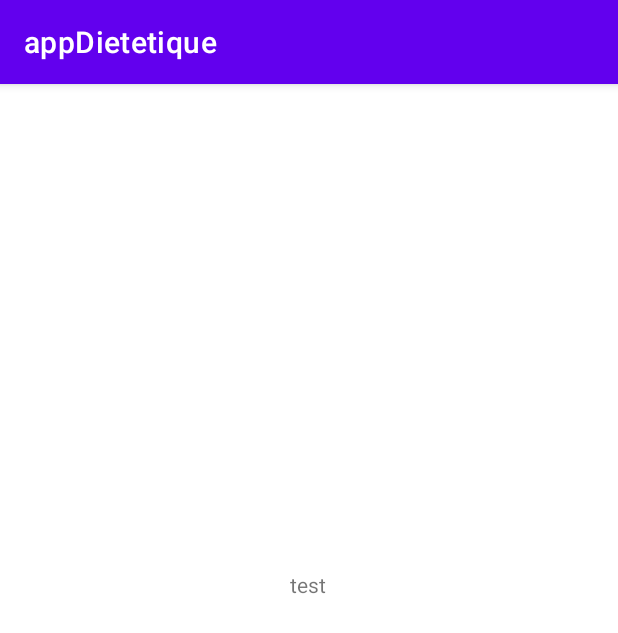
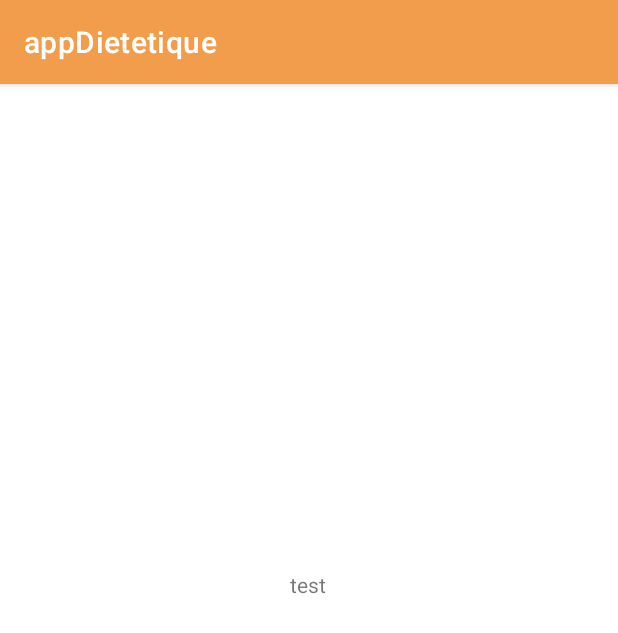
Before and after one commit to axel-bonnefous12/appDietetique, an Android app: the screen it shows after launch (MainActivity), on a phone screen of 412 x 824 dp. Shown: the top 633 px of the screen. Run offline under Robolectric (Android 15) with nearby library versions, the phone set to English and light mode, and no system bars.

Commit message:
Modification du theme couleur dans themes.xml

```diff
--- a/appDietetique/app/src/main/res/values/themes.xml
+++ b/appDietetique/app/src/main/res/values/themes.xml
@@ -2,13 +2,13 @@
     <!-- Base application theme. -->
     <style name="Theme.AppDietetique" parent="Theme.MaterialComponents.DayNight.DarkActionBar">
         <!-- Primary brand color. -->
-        <item name="colorPrimary">@color/purple_500</item>
-        <item name="colorPrimaryVariant">@color/purple_700</item>
+        <item name="colorPrimary">@color/Orange</item>
+        <item name="colorPrimaryVariant">@color/darkOrange</item>
         <item name="colorOnPrimary">@color/white</item>
         <!-- Secondary brand color. -->
-        <item name="colorSecondary">@color/teal_200</item>
-        <item name="colorSecondaryVariant">@color/teal_700</item>
-        <item name="colorOnSecondary">@color/black</item>
+        <item name="colorSecondary">@color/green</item>
+        <item name="colorSecondaryVariant">@color/OrangeRed</item>
+        <item name="colorOnSecondary">@color/lightGrey</item>
         <!-- Status bar color. -->
         <item name="android:statusBarColor" tools:targetApi="l">?attr/colorPrimaryVariant</item>
         <!-- Customize your theme here. -->
```
